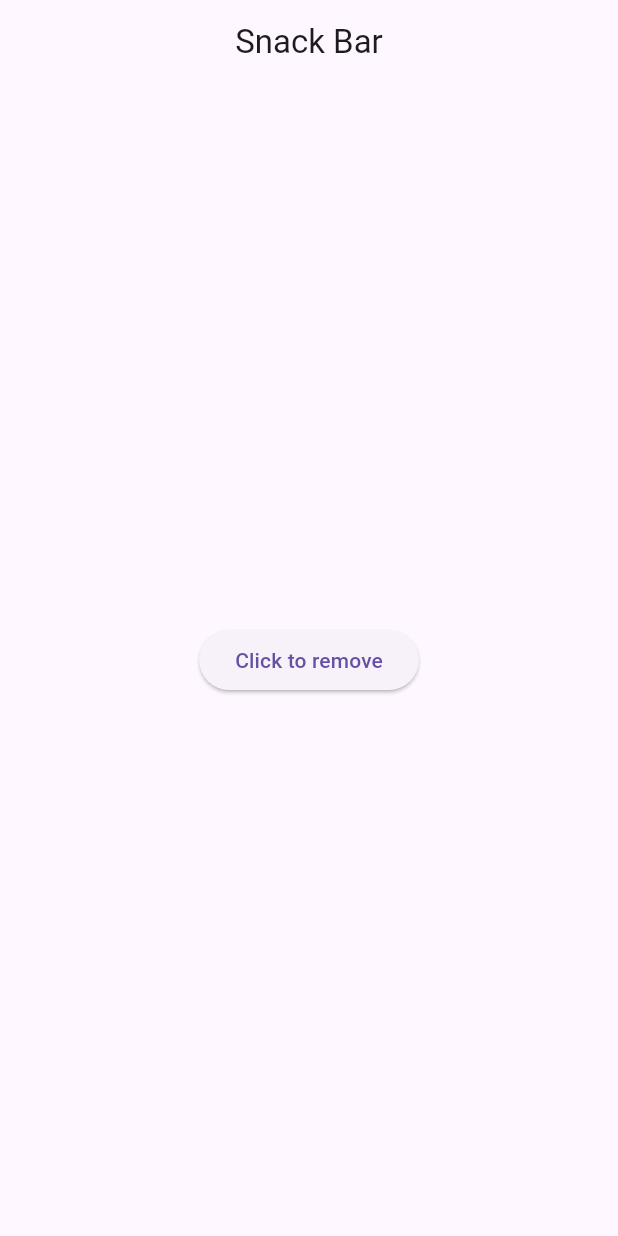
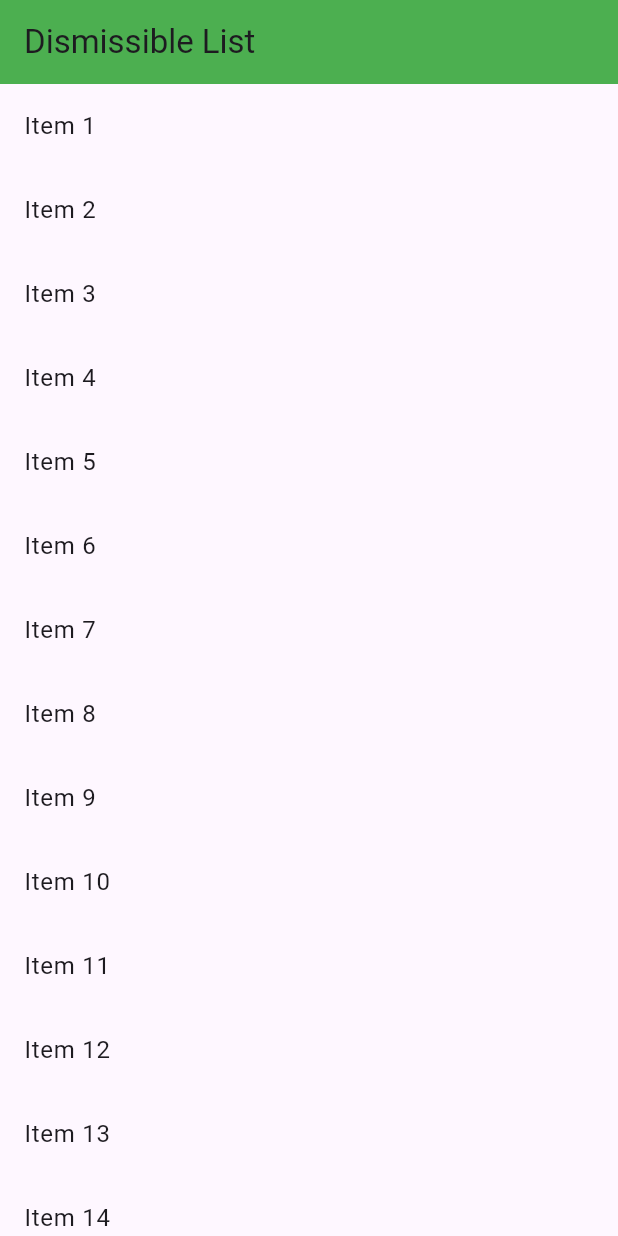
Before and after one commit to imanmysarah3108/lab_stateless_widget, a Flutter app: the screen it shows after launch, on a phone screen of 412 x 824 dp. Run offline on Flutter 3.47's test engine with Material 3 defaults, Android fonts, the phone set to English and light mode, and no system bars.

Commit message:
Dismissable

```diff
--- a/lib/main.dart
+++ b/lib/main.dart
@@ -22,41 +22,57 @@
 }
 
 class _MyHomePageState extends State<MyHomePage> {
-  String status = 'Active';
+  final items = List<String>.generate(20, (i) => 'Item ${i + 1}');
 
   @override
   Widget build(BuildContext context) {
     return Scaffold(
       appBar: AppBar(
-        title: const Text('Snack Bar'),
-        centerTitle: true,
+        title: Text("Dismissible List"),
+        backgroundColor: Colors.green,
       ),
-      body: Center(
-        child: ElevatedButton(
-          onPressed: () {
-            // Simulate removing something
+      body: ListView.builder(
+        itemCount: items.length,
+        itemBuilder: (context, index) {
+          final item = items[index];
+          return Dismissible(
+            key: Key(item),
+            direction: DismissDirection.endToStart,
+            dismissThresholds: const {
+              DismissDirection.startToEnd: 0.5, // 50% swipe right
+              DismissDirection.endToStart: 0.5, // 50% swipe left
+            },
+            onDismissed: (direction) {
+              final removedItem = items[index];
+              final removedIndex = index;
+
+              // Remove the item
               setState(() {
-              status = 'Removed';
+                items.removeAt(index);
               });
 
+              // Show snackbar
               ScaffoldMessenger.of(context).showSnackBar(
                 SnackBar(
-                duration: const Duration(seconds: 5),
-                behavior: SnackBarBehavior.floating,
-                content: const Text('Successfully removed!'),
+                  content: Text('Item dismissed'),
+                  backgroundColor: Colors.green,
                   action: SnackBarAction(
                     label: 'UNDO',
                     onPressed: () {
                       setState(() {
-                      status = 'Active';
+                        items.insert(removedIndex, removedItem);
                       });
                     },
                   ),
+                  behavior: SnackBarBehavior.floating,
                 ),
               );
             },
-          child: const Text('Click to remove'),
-        ),
+            // Show a red background as the item is swiped away
+            background: Container(color: Colors.red),
+            child: ListTile(title: Text(item)),
+          );
+        },
       ),
     );
   }
```
Lines whose indentation alone changed are shown as unchanged.
